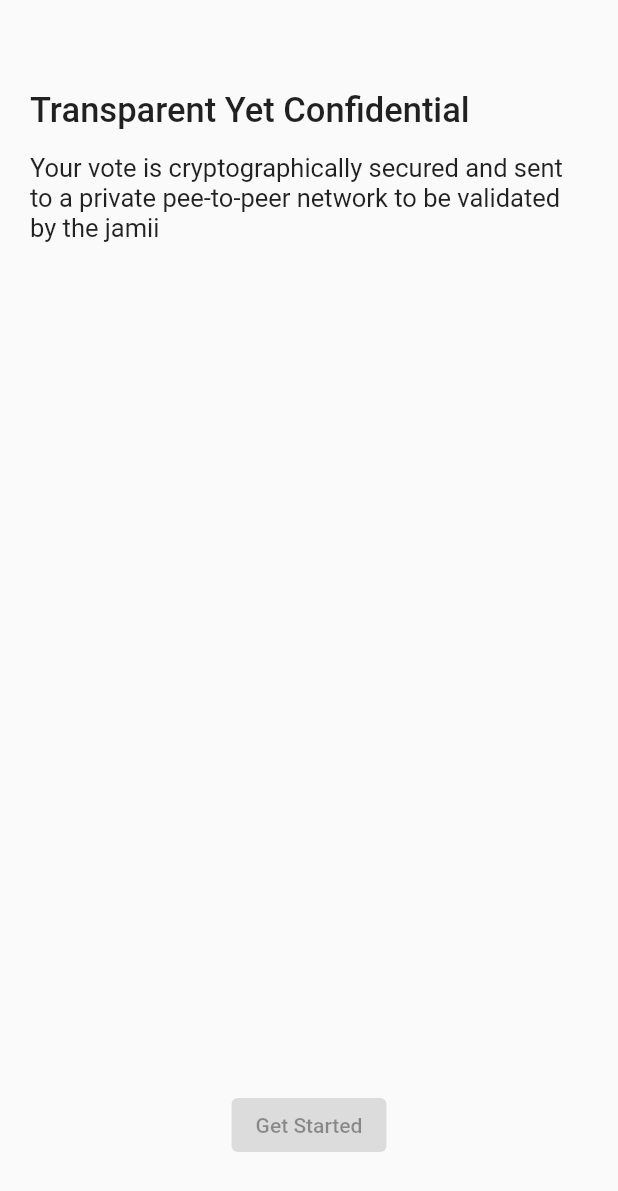
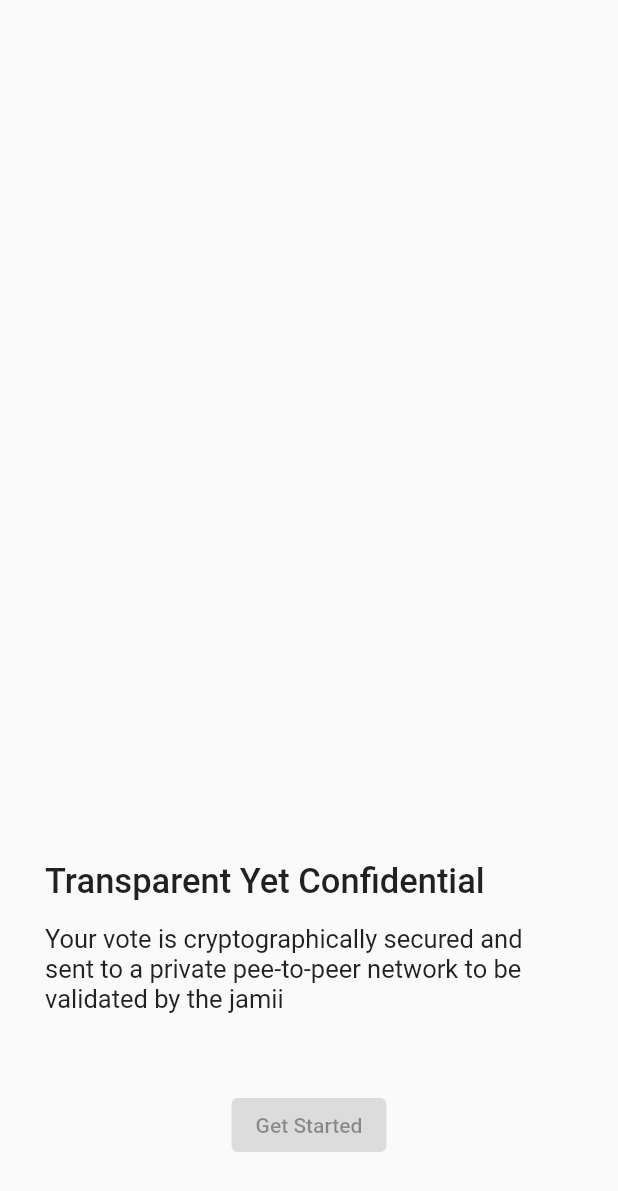
Before and after one commit to EdwinWalela/jamiiclient, a Flutter app: the screen it shows after launch, swiped to page 2, on a phone screen of 412 x 824 dp. Shown: the top 1191 px of the screen. Run offline on Flutter 3.47's test engine with Material 2 defaults, Android fonts, the phone set to English and light mode, and no system bars; our stand-ins replace socket_io_client; missing offline and left inert: cryptography.

Commit message:
svg alternate position

```diff
--- a/lib/src/screens/onboarding/InfoScreen.dart
+++ b/lib/src/screens/onboarding/InfoScreen.dart
@@ -6,19 +6,45 @@ class InfoScreen extends StatelessWidget {
   final String title;
   final String description;
   final String buttonText;
+  final bool svgTop;
 
-  InfoScreen({this.index, this.title, this.description, this.buttonText});
+  InfoScreen(
+      {this.index, this.title, this.description, this.buttonText, this.svgTop});
 
   Widget build(BuildContext context) {
     return Padding(
-      padding: EdgeInsets.fromLTRB(20, 60, 20, 50),
+      padding: EdgeInsets.fromLTRB(30, 60, 30, 50),
       child: Column(
         children: [
-          buildTitle(this.title, this.description),
-          Expanded(
-            child: buildSVG(),
-          ),
+          this.svgTop
+              ? buildsvgTop(this.title, this.description)
+              : buildsvgBottom(this.title, this.description),
           buildButton(buttonText)
+        ],
+      ),
+    );
+  }
+
+  Widget buildsvgTop(String title, String subtitle) {
+    return Expanded(
+      child: Column(
+        children: [
+          buildSVG(),
+          buildTitle(title, subtitle),
+          Container(
+            margin: EdgeInsets.only(bottom: 50),
+          )
+        ],
+      ),
+    );
+  }
+
+  Widget buildsvgBottom(String title, String subtitle) {
+    return Expanded(
+      child: Column(
+        children: [
+          buildTitle(title, subtitle),
+          buildSVG(),
         ],
       ),
     );
@@ -47,7 +73,9 @@ class InfoScreen extends StatelessWidget {
   }
 
   Widget buildSVG() {
-    return Container();
+    return Expanded(
+      child: Container(),
+    );
   }
 
   Widget buildButton(String buttonText) {
--- a/lib/src/screens/onboarding/OnBoardingContainer.dart
+++ b/lib/src/screens/onboarding/OnBoardingContainer.dart
@@ -15,6 +15,7 @@ class OnBoardingScreen extends StatelessWidget {
             title: "Welcome to Jamii",
             description: "A transparent and secure way to vote",
             buttonText: "Get Started",
+            svgTop: false,
           ),
           InfoScreen(
             index: 2,
@@ -22,6 +23,7 @@ class OnBoardingScreen extends StatelessWidget {
             description:
                 "Your vote is cryptographically secured and sent to a private pee-to-peer network to be validated by the jamii",
             buttonText: "Get Started",
+            svgTop: true,
           ),
           InfoScreen(
             index: 3,
@@ -29,6 +31,7 @@ class OnBoardingScreen extends StatelessWidget {
             description:
                 "Register for elections and cast your vote from anywhere using your mobile phone",
             buttonText: "Get Started",
+            svgTop: false,
           ),
           InfoScreen(
             index: 4,
@@ -36,12 +39,14 @@ class OnBoardingScreen extends StatelessWidget {
             description:
                 "Votes are secured using cryptography making it infeasible to be altered",
             buttonText: "Get Started",
+            svgTop: true,
           ),
           InfoScreen(
             index: 5,
             title: "Voting Decentralized",
             description: "Time to take control",
             buttonText: "Get Started",
+            svgTop: false,
           ),
         ],
       ),
```
